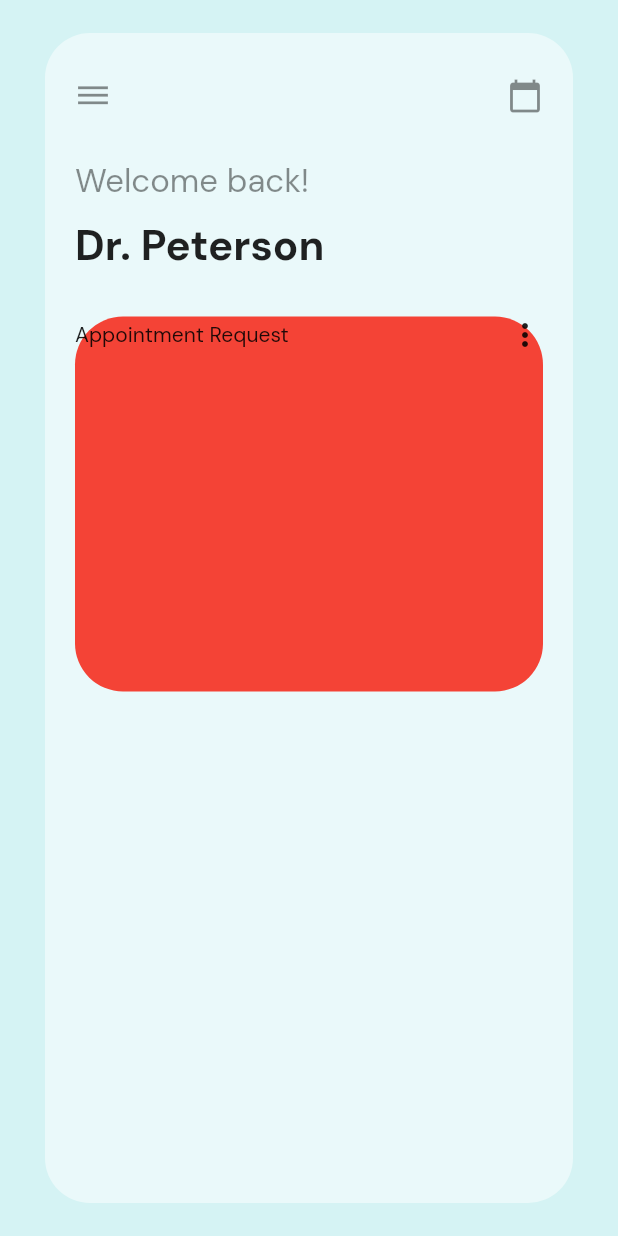
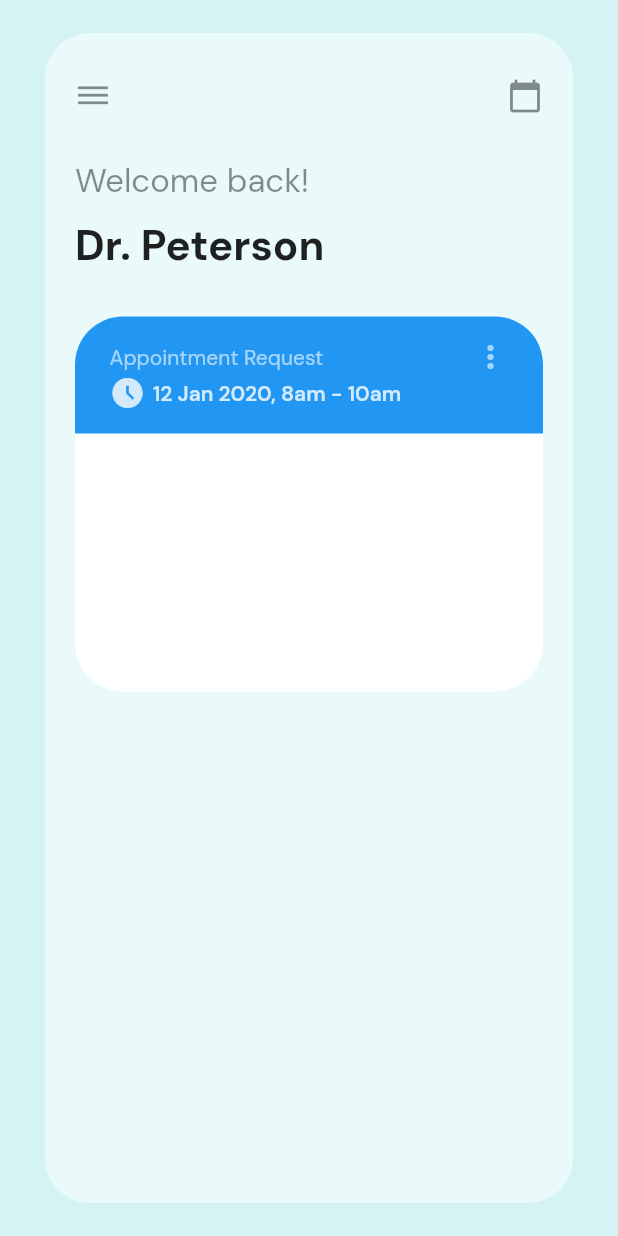
Before and after one commit to stark-ace-1891/tf08r_0024_reto_app_request, a Flutter app: the screen it shows after launch, on a phone screen of 412 x 824 dp. Run offline on Flutter 3.47's test engine with Material 2 defaults, Android fonts, the phone set to English and light mode, and no system bars; our stand-ins replace google_fonts.

Commit message:
Acabando encabezado Container

```diff
--- a/lib/pages/home_page.dart
+++ b/lib/pages/home_page.dart
@@ -67,17 +67,60 @@ class HomePage extends StatelessWidget {
                       width: double.infinity,
                       height: 250,
                       decoration: BoxDecoration(
-                        color: Colors.red,
+                        color: Colors.white,
                         borderRadius: BorderRadius.circular(32),
                       ),
                       child: Column(
                         children: [
-                          Row(
-                            mainAxisAlignment: MainAxisAlignment.spaceBetween,
-                            children: [
-                              Text("Appointment Request"),
-                              Icon(Icons.more_vert_outlined),
-                            ],
+                          Container(
+                            padding: EdgeInsets.symmetric(
+                              vertical: 15,
+                              horizontal: 23,
+                            ),
+                            decoration: BoxDecoration(
+                              color: Colors.blue,
+                              borderRadius: BorderRadius.only(
+                                topLeft: Radius.circular(32),
+                                topRight: Radius.circular(32),
+                              ),
+                            ),
+                            child: Column(
+                              children: [
+                                Row(
+                                  mainAxisAlignment:
+                                      MainAxisAlignment.spaceBetween,
+                                  children: [
+                                    Text(
+                                      "Appointment Request",
+                                      style: TextStyle(
+                                        color: Colors.white.withOpacity(0.60),
+                                      ),
+                                    ),
+                                    Icon(
+                                      Icons.more_vert_outlined,
+                                      color: Colors.white.withOpacity(0.60),
+                                    ),
+                                  ],
+                                ),
+                                Row(
+                                  children: [
+                                    Icon(
+                                      Icons.access_time_filled,
+                                      color: Colors.white.withOpacity(0.8),
+                                    ),
+                                    SizedBox(
+                                      width: 5,
+                                    ),
+                                    Text(
+                                      "12 Jan 2020, 8am - 10am",
+                                      style: TextStyle(
+                                          color: Colors.white.withOpacity(0.8),
+                                          fontWeight: FontWeight.w600),
+                                    ),
+                                  ],
+                                ),
+                              ],
+                            ),
                           ),
                         ],
                       ),
```
